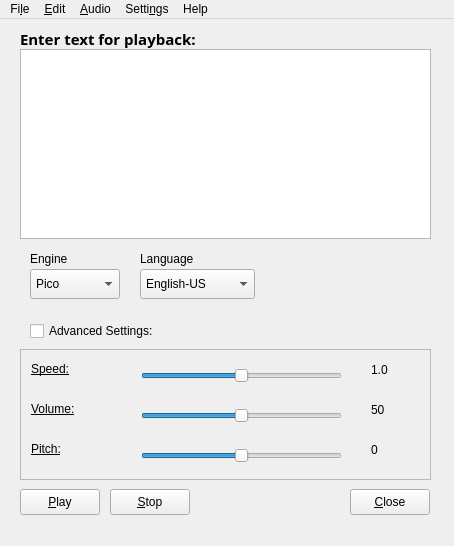
Qt form src/qpicospeaker.ui (Shadowsith/qpicospeaker) before a commit.
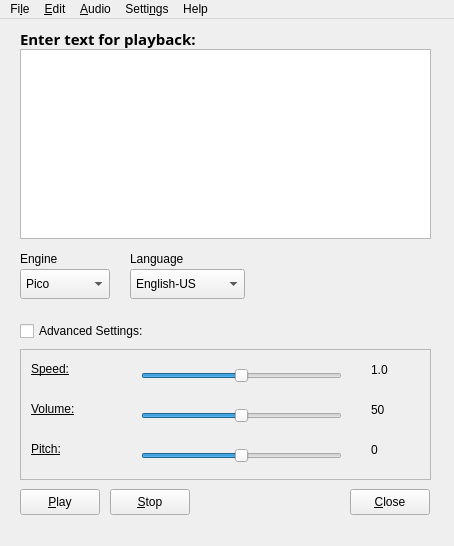
The same form after that commit. Icons and pictures are not drawn.

```diff
--- a/src/qpicospeaker.ui
+++ b/src/qpicospeaker.ui
@@ -23,7 +23,7 @@
    <widget class="QComboBox" name="cmbLang">
     <property name="geometry">
      <rect>
-      <x>140</x>
+      <x>130</x>
       <y>250</y>
       <width>115</width>
       <height>30</height>
@@ -106,7 +106,7 @@
    <widget class="QLabel" name="lblLang">
     <property name="geometry">
      <rect>
-      <x>140</x>
+      <x>130</x>
       <y>230</y>
       <width>115</width>
       <height>20</height>
@@ -404,7 +404,7 @@
    <widget class="QCheckBox" name="cbSettings">
     <property name="geometry">
      <rect>
-      <x>30</x>
+      <x>20</x>
       <y>300</y>
       <width>401</width>
       <height>24</height>
@@ -417,7 +417,7 @@
    <widget class="QComboBox" name="cmbEng">
     <property name="geometry">
      <rect>
-      <x>30</x>
+      <x>20</x>
       <y>250</y>
       <width>90</width>
       <height>30</height>
@@ -450,7 +450,7 @@
    <widget class="QLabel" name="lblEng">
     <property name="geometry">
      <rect>
-      <x>30</x>
+      <x>20</x>
       <y>230</y>
       <width>90</width>
       <height>20</height>
```
Left out of the diff: 37 changed lines with no effect on the pictures.
